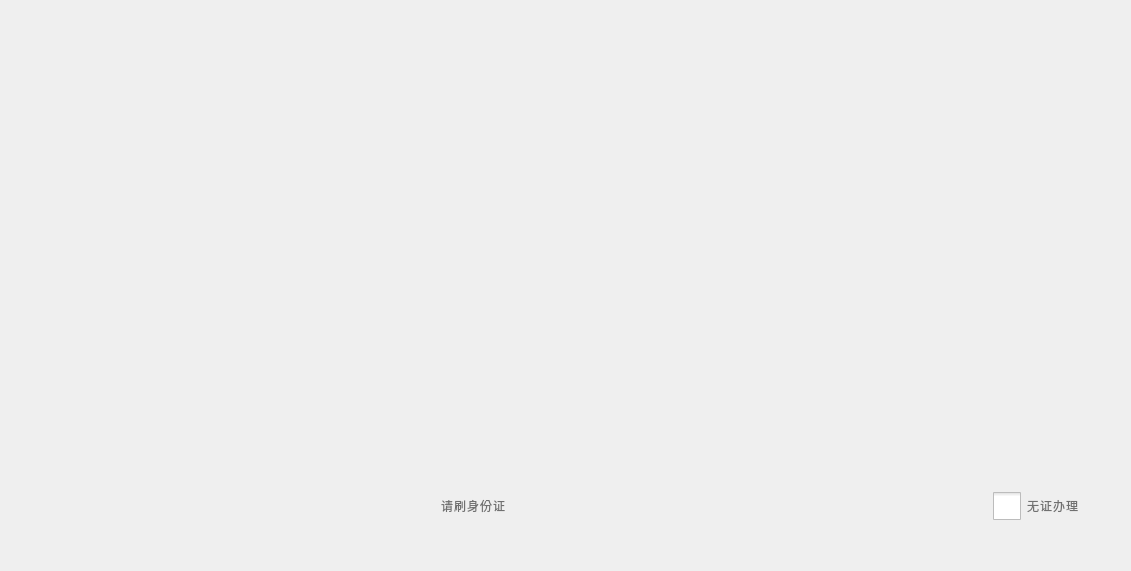
First picture: the form in SSCard_System/uc_readidcard.ui, repository leithergit/SSCard_System, before the edit.
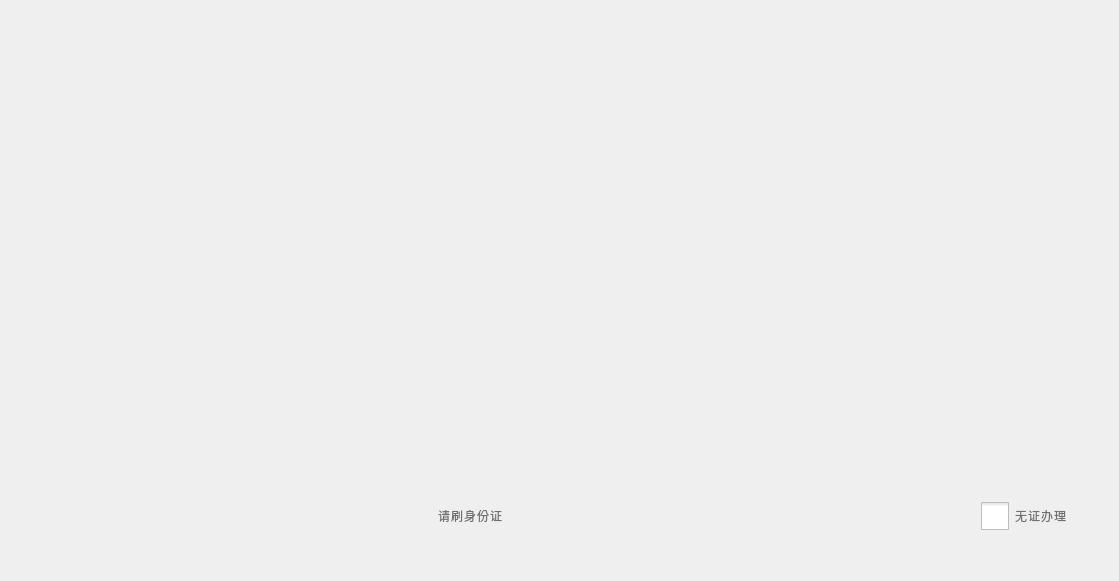
Second picture: the form after the edit.

The edit to the form file:
```diff
--- a/SSCard_System/uc_readidcard.ui
+++ b/SSCard_System/uc_readidcard.ui
@@ -6,8 +6,8 @@
    <rect>
     <x>0</x>
     <y>0</y>
-    <width>1131</width>
-    <height>571</height>
+    <width>1119</width>
+    <height>581</height>
    </rect>
   </property>
   <property name="windowTitle">
@@ -154,6 +154,9 @@
          <property name="orientation">
           <enum>Qt::Horizontal</enum>
          </property>
+         <property name="sizeType">
+          <enum>QSizePolicy::Expanding</enum>
+         </property>
          <property name="sizeHint" stdset="0">
           <size>
            <width>40</width>
@@ -171,6 +174,9 @@
          <property name="orientation">
           <enum>Qt::Horizontal</enum>
          </property>
+         <property name="sizeType">
+          <enum>QSizePolicy::MinimumExpanding</enum>
+         </property>
          <property name="sizeHint" stdset="0">
           <size>
            <width>40</width>
```
